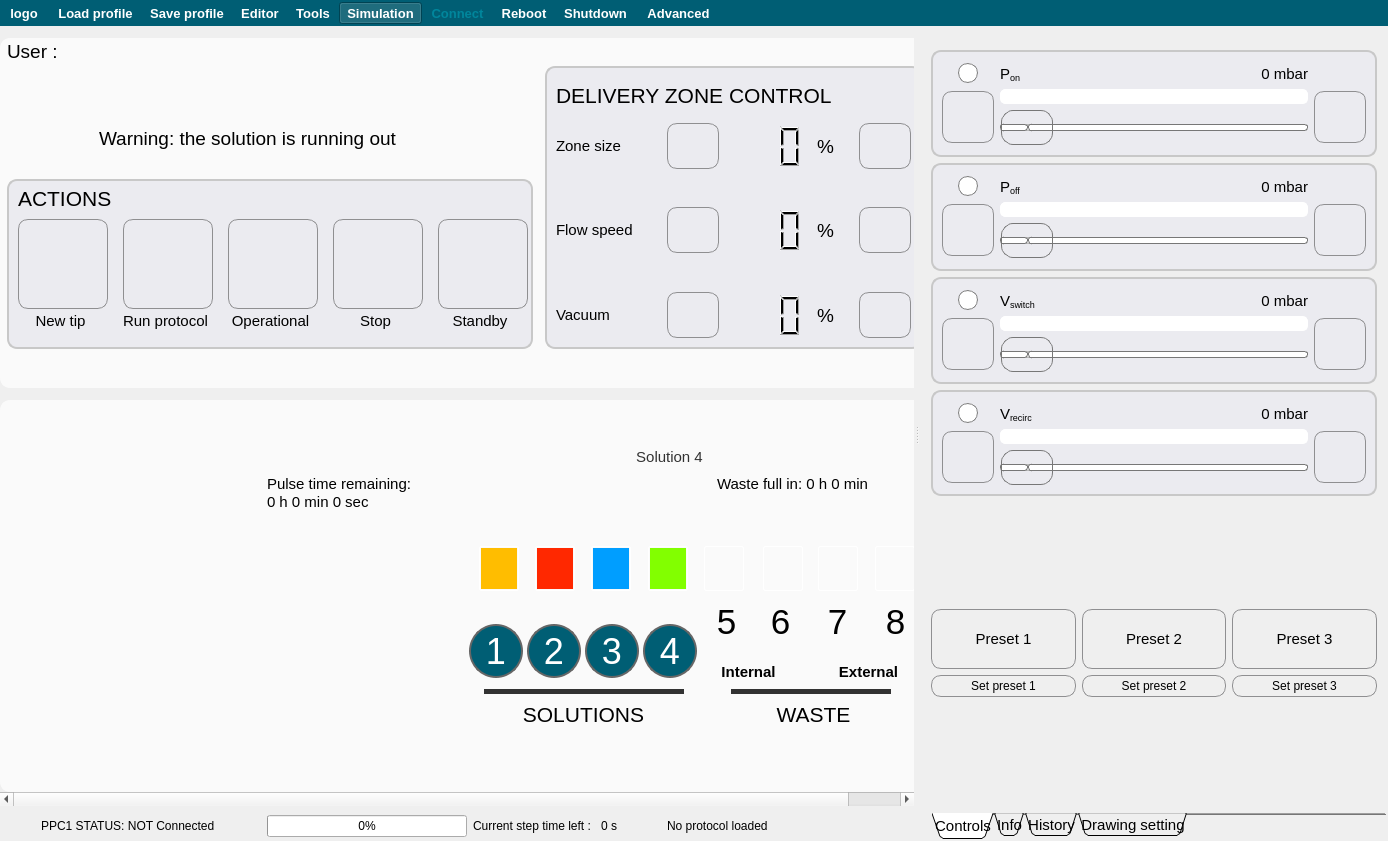
The window that apps/Lab-on-a-tip/Lab-on-a-tip.ui (bellonemauro/Labonatip2.0) describes before a commit, drawn with Qt 5.
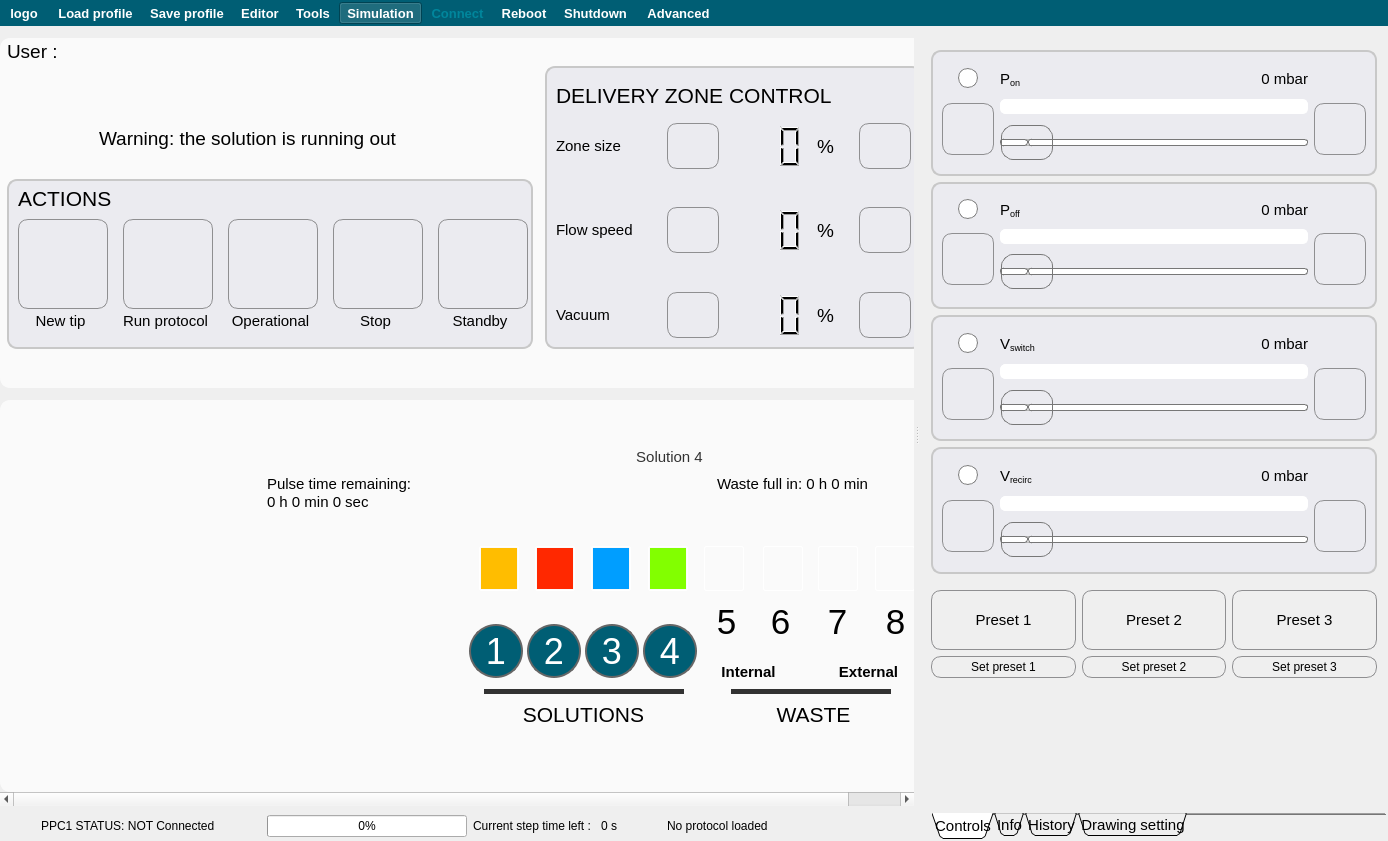
The same window after the commit. Icons and pictures are not drawn.

```diff
--- a/apps/Lab-on-a-tip/Lab-on-a-tip.ui
+++ b/apps/Lab-on-a-tip/Lab-on-a-tip.ui
@@ -3968,7 +3968,7 @@
            <property name="sizeHint" stdset="0">
             <size>
              <width>20</width>
-             <height>84</height>
+             <height>40</height>
             </size>
            </property>
           </spacer>
@@ -4050,10 +4050,13 @@
            <property name="orientation">
             <enum>Qt::Vertical</enum>
            </property>
+           <property name="sizeType">
+            <enum>QSizePolicy::Minimum</enum>
+           </property>
            <property name="sizeHint" stdset="0">
             <size>
              <width>20</width>
-             <height>40</height>
+             <height>10</height>
             </size>
            </property>
           </spacer>
```
Left out of the diff: 10 changed lines with no effect on the pictures.
